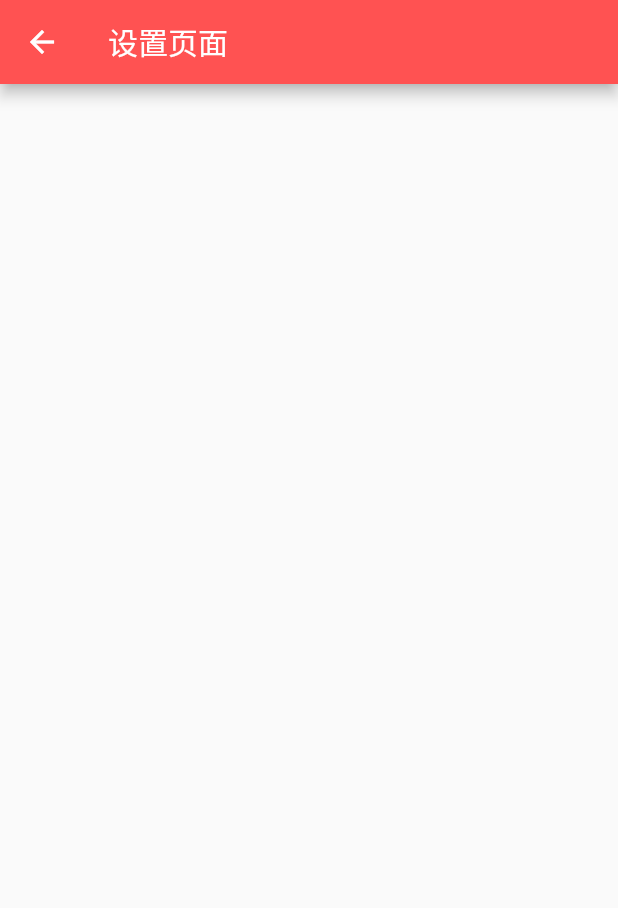
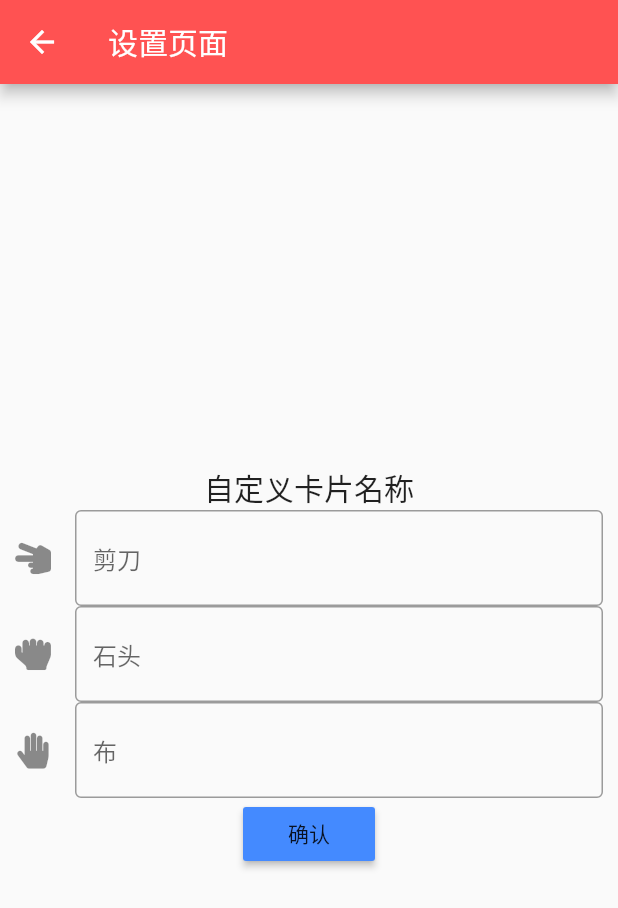
Before and after one commit to AllenMistake/flutter_app_test, a Flutter app: the screen it shows after launch, in the side drawer, after a tap on "设置", on a phone screen of 412 x 824 dp. Shown: the top 908 px of the screen. Run offline on Flutter 3.47's test engine with Material 2 defaults, Android fonts, the phone set to English and light mode, and no system bars.

Commit message:
add icon package,card stl,and parameter transmit

```diff
--- /dev/null
+++ b/lib/cards/card_tl.dart
@@ -0,0 +1,6 @@
+class MyCard {
+  String cardName;
+  String cardImage;
+
+  MyCard(this.cardName);
+}
--- a/lib/cards/small.dart
+++ /dev/null
@@ -1,20 +0,0 @@
-import 'package:flutter/material.dart';
-
-class SmallCards extends StatefulWidget {
-  @override
-  _SmallCardsState createState() => new _SmallCardsState();
-}
-
-class _SmallCardsState extends State<SmallCards> {
-  @override
-  Widget build(BuildContext context) {
-    // TODO: implement build
-    return new Row(
-      children: <Widget>[
-        new Text("1", style: new TextStyle(fontSize: 35.0)),
-        new Text("2", style: new TextStyle(fontSize: 35.0)),
-        new Text("3", style: new TextStyle(fontSize: 35.0)),
-      ],
-    );
-  }
-}
--- a/lib/pages/home_page.dart
+++ b/lib/pages/home_page.dart
@@ -1,14 +1,19 @@
 import 'package:flutter/material.dart';
-import 'package:flutter_app_test/cards/small.dart';
+import 'package:flutter_app_test/cards/card_tl.dart';
 import 'package:flutter_app_test/pages/about_page.dart';
 import 'package:flutter_app_test/pages/set_page.dart';
 
 class HomePage extends StatefulWidget {
+  final MyCard card1 = new MyCard("剪刀");
+  final MyCard card2 = new MyCard("石头");
+  final MyCard card3 = new MyCard("布");
+
   @override
   _HomePageState createState() => new _HomePageState();
 }
 
 class _HomePageState extends State<HomePage> {
+  String mainString = "Fighting";
   @override
   Widget build(BuildContext context) {
     return new Scaffold(
@@ -46,8 +51,17 @@ class _HomePageState extends State<HomePage> {
                 trailing: new Icon(Icons.settings),
                 onTap: () {
                   Navigator.of(context).pop();
-                  Navigator.of(context).push(new MaterialPageRoute(
-                      builder: (BuildContext context) => new SetPage()));
+                  Navigator.push<List>(
+                    context,
+                    new MaterialPageRoute(
+                      builder: (BuildContext context) =>
+                          new SetPage(widget.card1, widget.card2, widget.card3),
+                    ),
+                  ).then((List result) {
+                    if (result[0] != '') widget.card1.cardName = result[0];
+                    if (result[1] != '') widget.card2.cardName = result[1];
+                    if (result[2] != '') widget.card3.cardName = result[2];
+                  });
                 }),
             new ListTile(
                 //第二个功能项
@@ -73,18 +87,49 @@ class _HomePageState extends State<HomePage> {
         children: [
           new Container(
             child: new Text(
-              'Fighting!',
+              mainString,
               style: new TextStyle(fontSize: 35.0),
             ),
             alignment: Alignment.center,
-            width: 300,
-            height: 500,
+            color: Color.fromARGB(223, 121, 322, 213),
+//            width: 300,
+            height: 300,
           ),
-          new SmallCards(),
+          new Expanded(
+            child: new Row(
+              children: <Widget>[
+                new Expanded(
+                  child: new FlatButton(
+                    onPressed: () {
+                      mainString = widget.card1.cardName;
+                    },
+                    child: new Text(widget.card1.cardName,
+                        style: new TextStyle(fontSize: 20.0)),
+                  ),
+                ),
+                new Expanded(
+                  child: new FlatButton(
+                    onPressed: () {
+                      mainString = widget.card2.cardName;
+                    },
+                    child: new Text(widget.card2.cardName,
+                        style: new TextStyle(fontSize: 20.0)),
+                  ),
+                ),
+                new Expanded(
+                  child: new FlatButton(
+                    onPressed: () {
+                      mainString = widget.card2.cardName;
+                    },
+                    child: new Text(widget.card3.cardName,
+                        style: new TextStyle(fontSize: 20.0)),
+                  ),
+                ),
+              ],
+            ),
+          )
         ],
       ),
     );
   }
-
-
 }
--- a/lib/pages/set_page.dart
+++ b/lib/pages/set_page.dart
@@ -1,19 +1,82 @@
 import 'package:flutter/material.dart';
+import 'package:flutter_app_test/cards/card_tl.dart';
 
 class SetPage extends StatefulWidget {
+  final MyCard card1;
+  final MyCard card2;
+  final MyCard card3;
+
+  SetPage(this.card1,this.card2,this.card3);
+
   @override
   _SetPageState createState() => new _SetPageState();
 }
 
 class _SetPageState extends State<SetPage> {
+  final titleStyle = TextStyle(fontSize: 20.0);
+  final titleColor = Colors.blue;
   @override
   Widget build(BuildContext context) {
+    String s1 = widget.card1.cardName;
+    String s2 = widget.card2.cardName;
+    String s3 = widget.card3.cardName;
+    final TextEditingController _controller1 = TextEditingController();
+    final TextEditingController _controller2 = TextEditingController();
+    final TextEditingController _controller3 = TextEditingController();
     // TODO: implement build
     return new Scaffold(
       appBar: new AppBar(
         title: new Text("设置页面"),
         backgroundColor: Colors.redAccent,
       ),
+      body: Padding(
+        padding: EdgeInsets.all(10.0), //设置边距
+        child: Column(
+            mainAxisAlignment: MainAxisAlignment.center, //内容居中
+            children: <Widget>[
+              SizedBox(height: 10.0),
+              createTitle('自定义卡片名称'),
+              TextField(
+                controller: _controller1,
+                decoration: InputDecoration(
+                    icon: Icon(IconData(0xf00b, fontFamily: 'appIconFonts')),
+                    hintText: '$s1',
+                    border: OutlineInputBorder()
+                ),
+                //onSubmitted:  _card1Submitted,
+              ),
+              TextField(
+                controller: _controller2,
+                decoration: InputDecoration(
+                    icon: Icon(IconData(0xf009, fontFamily: 'appIconFonts')),
+                    hintText: '$s2',
+                    border: OutlineInputBorder()),
+              ),
+              TextField(
+                controller: _controller3,
+                decoration: InputDecoration(
+                    icon: Icon(IconData(0xf002, fontFamily: 'appIconFonts')),
+                    hintText: '$s3',
+                    border: OutlineInputBorder()),
+              ),
+          new RaisedButton(
+              color: Colors.blueAccent,
+              onPressed: () {
+                // 将输入的内容返回
+                var s = new List();
+                s.add(_controller1.text);
+                s.add(_controller2.text);
+                s.add(_controller3.text);
+                Navigator.of(context).pop(s);
+              },
+              child: new Text("确认"))
+            ]),
+      ),
     );
   }
+
+  createTitle(String title) =>
+      Title(child: Text(title, style: titleStyle), color: titleColor);
+
+  //_card1Submitted(String s1)
 }
--- a/pubspec.yaml
+++ b/pubspec.yaml
@@ -73,6 +73,11 @@ flutter:
   #       - asset: fonts/TrajanPro.ttf
   #       - asset: fonts/TrajanPro_Bold.ttf
   #         weight: 700
+
+  fonts:
+    - family: appIconFonts
+      fonts:
+       - asset: images/fonts/iconfont.ttf
   #
   # For details regarding fonts from package dependencies,
   # see https://flutter.io/custom-fonts/#from-packages
```
Also changed, not shown: images/fonts/iconfont.ttf (added).
